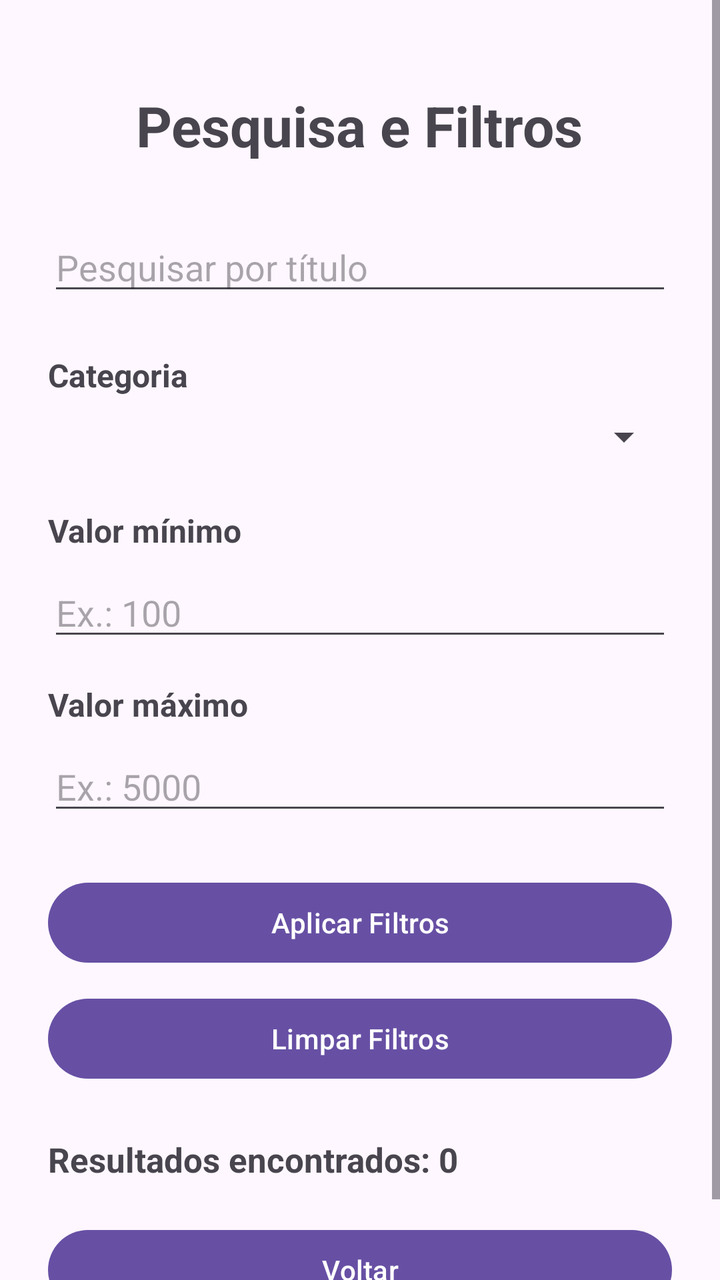
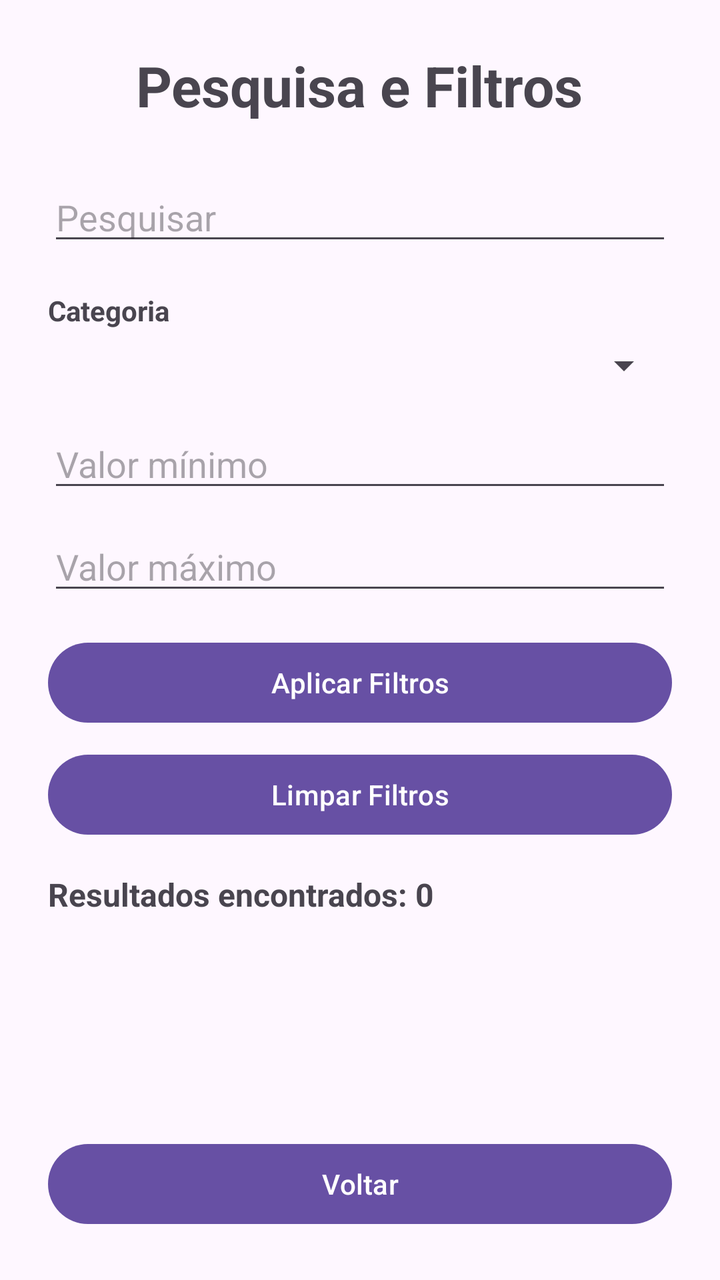

An Android layout rendered at two revisions. The XML below is the earlier revision; the diff shows what the commit changed to produce the second picture.
<!-- AndroidManifest.xml: application theme Theme.AndroidNative -->
<!-- res/layout/activity_pesquisa_filtros.xml -->
<?xml version="1.0" encoding="utf-8"?>
<ScrollView xmlns:android="http://schemas.android.com/apk/res/android"
    xmlns:tools="http://schemas.android.com/tools"
    android:layout_width="match_parent"
    android:layout_height="match_parent"
    android:fillViewport="true"
    tools:context=".PesquisaFiltrosActivity">

    <LinearLayout
        android:id="@+id/main"
        android:layout_width="match_parent"
        android:layout_height="wrap_content"
        android:orientation="vertical"
        android:padding="24dp">

        <TextView
            android:id="@+id/tvTitulo"
            android:layout_width="wrap_content"
            android:layout_height="wrap_content"
            android:layout_gravity="center_horizontal"
            android:layout_marginTop="20dp"
            android:text="Pesquisa e Filtros"
            android:textSize="28sp"
            android:textStyle="bold" />

        <EditText
            android:id="@+id/edtPesquisa"
            android:layout_width="match_parent"
            android:layout_height="wrap_content"
            android:layout_marginTop="30dp"
            android:hint="Pesquisar por título"
            android:inputType="text" />

        <TextView
            android:id="@+id/tvCategoria"
            android:layout_width="match_parent"
            android:layout_height="wrap_content"
            android:layout_marginTop="24dp"
            android:text="Categoria"
            android:textSize="16sp"
            android:textStyle="bold" />

        <Spinner
            android:id="@+id/spinnerCategoria"
            android:layout_width="match_parent"
            android:layout_height="wrap_content"
            android:layout_marginTop="8dp" />

        <TextView
            android:id="@+id/tvValorMinimo"
            android:layout_width="match_parent"
            android:layout_height="wrap_content"
            android:layout_marginTop="24dp"
            android:text="Valor mínimo"
            android:textSize="16sp"
            android:textStyle="bold" />

        <EditText
            android:id="@+id/edtValorMinimo"
            android:layout_width="match_parent"
            android:layout_height="wrap_content"
            android:layout_marginTop="8dp"
            android:hint="Ex.: 100"
            android:inputType="numberDecimal" />

        <TextView
            android:id="@+id/tvValorMaximo"
            android:layout_width="match_parent"
            android:layout_height="wrap_content"
            android:layout_marginTop="16dp"
            android:text="Valor máximo"
            android:textSize="16sp"
            android:textStyle="bold" />

        <EditText
            android:id="@+id/edtValorMaximo"
            android:layout_width="match_parent"
            android:layout_height="wrap_content"
            android:layout_marginTop="8dp"
            android:hint="Ex.: 5000"
            android:inputType="numberDecimal" />

        <Button
            android:id="@+id/btnAplicarFiltros"
            android:layout_width="match_parent"
            android:layout_height="wrap_content"
            android:layout_marginTop="25dp"
            android:text="Aplicar Filtros" />

        <Button
            android:id="@+id/btnLimparFiltros"
            android:layout_width="match_parent"
            android:layout_height="wrap_content"
            android:layout_marginTop="10dp"
            android:text="Limpar Filtros" />

        <TextView
            android:id="@+id/tvResultado"
            android:layout_width="match_parent"
            android:layout_height="wrap_content"
            android:layout_marginTop="25dp"
            android:text="Resultados encontrados: 0"
            android:textSize="17sp"
            android:textStyle="bold" />

        <Button
            android:id="@+id/btnVoltar"
            android:layout_width="match_parent"
            android:layout_height="wrap_content"
            android:layout_marginTop="20dp"
            android:text="Voltar" />

    </LinearLayout>

</ScrollView>
<!-- resources referenced by this layout -->
<resources>
  <style name="Theme.AndroidNative" parent="Base.Theme.AndroidNative" />
  <style name="Base.Theme.AndroidNative" parent="Theme.Material3.DayNight.NoActionBar">
          
          
      </style>
</resources>

<!-- the commit's change to res/layout/activity_pesquisa_filtros.xml (unified diff, before → after) -->
@@ -1,115 +1,136 @@
 <?xml version="1.0" encoding="utf-8"?>
-<ScrollView xmlns:android="http://schemas.android.com/apk/res/android"
+<LinearLayout xmlns:android="http://schemas.android.com/apk/res/android"
     xmlns:tools="http://schemas.android.com/tools"
+    android:id="@+id/main"
     android:layout_width="match_parent"
     android:layout_height="match_parent"
-    android:fillViewport="true"
+    android:orientation="vertical"
+    android:padding="24dp"
     tools:context=".PesquisaFiltrosActivity">
 
-    <LinearLayout
-        android:id="@+id/main"
+    <TextView
+        android:id="@+id/tvTitulo"
+        android:layout_width="wrap_content"
+        android:layout_height="wrap_content"
+        android:layout_gravity="center_horizontal"
+        android:text="Pesquisa e Filtros"
+        android:textSize="28sp"
+        android:textStyle="bold" />
+
+    <EditText
+        android:id="@+id/edtPesquisa"
         android:layout_width="match_parent"
         android:layout_height="wrap_content"
-        android:orientation="vertical"
-        android:padding="24dp">
+        android:layout_marginTop="25dp"
+        android:hint="Pesquisar"
+        android:inputType="text" />
 
-        <TextView
-            android:id="@+id/tvTitulo"
-            android:layout_width="wrap_content"
-            android:layout_height="wrap_content"
-            android:layout_gravity="center_horizontal"
-            android:layout_marginTop="20dp"
-            android:text="Pesquisa e Filtros"
-            android:textSize="28sp"
-            android:textStyle="bold" />
+    <TextView
+        android:id="@+id/tvCategoria"
+        android:layout_width="match_parent"
+        android:layout_height="wrap_content"
+        android:layout_marginTop="18dp"
+        android:text="Categoria"
+        android:textStyle="bold" />
 
-        <EditText
-            android:id="@+id/edtPesquisa"
-            android:layout_width="match_parent"
-            android:layout_height="wrap_content"
-            android:layout_marginTop="30dp"
-            android:hint="Pesquisar por título"
-            android:inputType="text" />
+    <Spinner
+        android:id="@+id/spinnerCategoria"
+        android:layout_width="match_parent"
+        android:layout_height="wrap_content"
+        android:layout_marginTop="6dp" />
 
-        <TextView
-            android:id="@+id/tvCategoria"
-            android:layout_width="match_parent"
-            android:layout_height="wrap_content"
-            android:layout_marginTop="24dp"
-            android:text="Categoria"
-            android:textSize="16sp"
-            android:textStyle="bold" />
+    <EditText
+        android:id="@+id/edtValorMinimo"
+        android:layout_width="match_parent"
+        android:layout_height="wrap_content"
+        android:layout_marginTop="15dp"
+        android:hint="Valor mínimo"
+        android:inputType="numberDecimal" />
 
-        <Spinner
-            android:id="@+id/spinnerCategoria"
-            android:layout_width="match_parent"
-            android:layout_height="wrap_content"
-            android:layout_marginTop="8dp" />
+    <EditText
+        android:id="@+id/edtValorMaximo"
+        android:layout_width="match_parent"
+        android:layout_height="wrap_content"
+        android:layout_marginTop="10dp"
+        android:hint="Valor máximo"
+        android:inputType="numberDecimal" />
 
-        <TextView
-            android:id="@+id/tvValorMinimo"
-            android:layout_width="match_parent"
-            android:layout_height="wrap_content"
-            android:layout_marginTop="24dp"
-            android:text="Valor mínimo"
-            android:textSize="16sp"
-            android:textStyle="bold" />
+    <Button
+        android:id="@+id/btnAplicarFiltros"
+        android:layout_width="match_parent"
+        android:layout_height="wrap_content"
+        android:layout_marginTop="15dp"
+        android:text="Aplicar Filtros" />
 
-        <EditText
-            android:id="@+id/edtValorMinimo"
-            android:layout_width="match_parent"
-            android:layout_height="wrap_content"
-            android:layout_marginTop="8dp"
-            android:hint="Ex.: 100"
-            android:inputType="numberDecimal" />
+    <Button
+        android:id="@+id/btnLimparFiltros"
+        android:layout_width="match_parent"
+        android:layout_height="wrap_content"
+        android:layout_marginTop="8dp"
+        android:text="Limpar Filtros" />
 
-        <TextView
-            android:id="@+id/tvValorMaximo"
-            android:layout_width="match_parent"
-            android:layout_height="wrap_content"
-            android:layout_marginTop="16dp"
-            android:text="Valor máximo"
-            android:textSize="16sp"
-            android:textStyle="bold" />
+    <TextView
+        android:id="@+id/tvResultado"
+        android:layout_width="match_parent"
+        android:layout_height="wrap_content"
+        android:layout_marginTop="15dp"
+        android:text="Resultados encontrados: 0"
+        android:textSize="16sp"
+        android:textStyle="bold" />
 
-        <EditText
-            android:id="@+id/edtValorMaximo"
-            android:layout_width="match_parent"
-            android:layout_height="wrap_content"
-            android:layout_marginTop="8dp"
-            android:hint="Ex.: 5000"
-            android:inputType="numberDecimal" />
+    <androidx.recyclerview.widget.RecyclerView
+        android:id="@+id/recyclerResultados"
+        android:layout_width="match_parent"
+        android:layout_height="0dp"
+        android:layout_marginTop="10dp"
+        android:layout_weight="1"
+        tools:listitem="@layout/item_registro" />
 
-        <Button
-            android:id="@+id/btnAplicarFiltros"
-            android:layout_width="match_parent"
-            android:layout_height="wrap_content"
-            android:layout_marginTop="25dp"
-            android:text="Aplicar Filtros" />
+    <Button
+        android:id="@+id/btnVoltar"
+        android:layout_width="match_parent"
+        android:layout_height="wrap_content"
+        android:layout_marginTop="10dp"
+        android:text="Voltar" />
 
-        <Button
-            android:id="@+id/btnLimparFiltros"
-            android:layout_width="match_parent"
-            android:layout_height="wrap_content"
-            android:layout_marginTop="10dp"
-            android:text="Limpar Filtros" />
+</LinearLayout>
+<!-- res/layout/item_registro.xml (included above) -->
+<?xml version="1.0" encoding="utf-8"?>
+<LinearLayout xmlns:android="http://schemas.android.com/apk/res/android"
+    android:layout_width="match_parent"
+    android:layout_height="wrap_content"
+    android:layout_marginBottom="10dp"
+    android:background="#EEEEEE"
+    android:orientation="vertical"
+    android:padding="16dp">
 
-        <TextView
-            android:id="@+id/tvResultado"
-            android:layout_width="match_parent"
-            android:layout_height="wrap_content"
-            android:layout_marginTop="25dp"
-            android:text="Resultados encontrados: 0"
-            android:textSize="17sp"
-            android:textStyle="bold" />
+    <TextView
+        android:id="@+id/tvItemTitulo"
+        android:layout_width="match_parent"
+        android:layout_height="wrap_content"
+        android:text="Título do registro"
+        android:textSize="18sp"
+        android:textStyle="bold" />
 
-        <Button
-            android:id="@+id/btnVoltar"
-            android:layout_width="match_parent"
-            android:layout_height="wrap_content"
-            android:layout_marginTop="20dp"
-            android:text="Voltar" />
+    <TextView
+        android:id="@+id/tvItemCategoria"
+        android:layout_width="match_parent"
+        android:layout_height="wrap_content"
+        android:layout_marginTop="6dp"
+        android:text="Categoria" />
 
-    </LinearLayout>
+    <TextView
+        android:id="@+id/tvItemValor"
+        android:layout_width="match_parent"
+        android:layout_height="wrap_content"
+        android:layout_marginTop="6dp"
+        android:text="Valor: R$ 0,00" />
 
-</ScrollView>
+    <TextView
+        android:id="@+id/tvItemQuantidade"
+        android:layout_width="match_parent"
+        android:layout_height="wrap_content"
+        android:layout_marginTop="6dp"
+        android:text="Quantidade: 0" />
+
+</LinearLayout>
